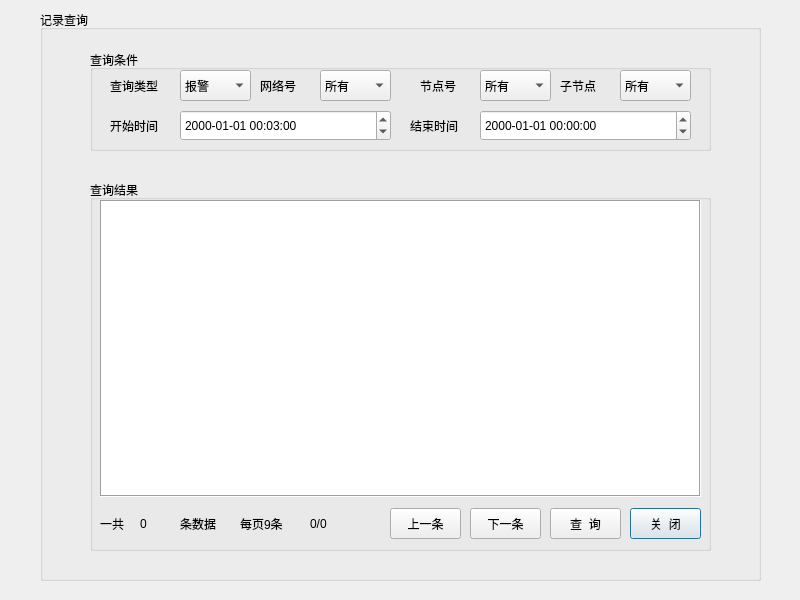
The window that main/ui/query.ui (Blackrose/Tcutest_SerialSystem) describes before a commit, drawn with Qt 5.
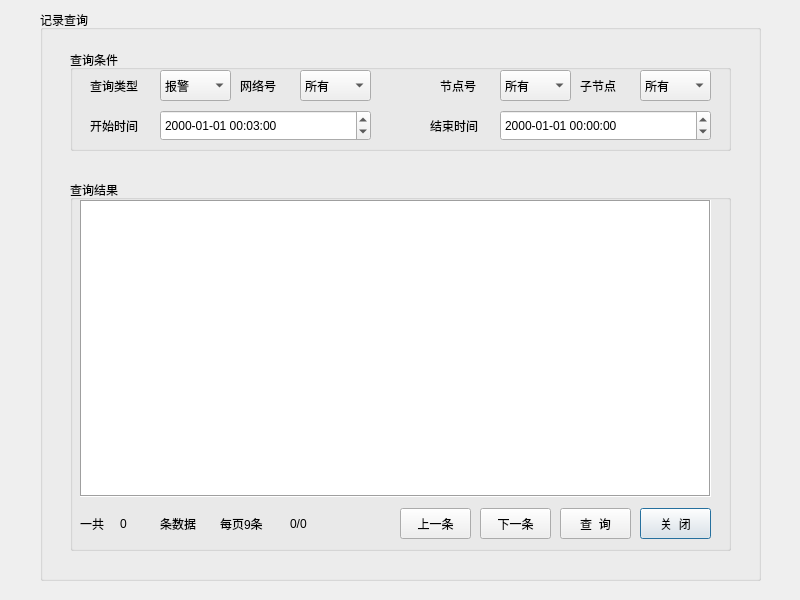
The same window after the commit.

```diff
--- a/main/ui/query.ui
+++ b/main/ui/query.ui
@@ -31,9 +31,9 @@
    <widget class="QGroupBox" name="groupBox">
     <property name="geometry">
      <rect>
-      <x>50</x>
+      <x>30</x>
       <y>40</y>
-      <width>621</width>
+      <width>661</width>
       <height>101</height>
      </rect>
     </property>
@@ -90,7 +90,7 @@
     <widget class="QComboBox" name="cmb_node">
      <property name="geometry">
       <rect>
-       <x>390</x>
+       <x>430</x>
        <y>20</y>
        <width>71</width>
        <height>31</height>
@@ -111,7 +111,7 @@
     <widget class="QLabel" name="label_2">
      <property name="geometry">
       <rect>
-       <x>330</x>
+       <x>370</x>
        <y>20</y>
        <width>51</width>
        <height>31</height>
@@ -124,7 +124,7 @@
     <widget class="QLabel" name="label_3">
      <property name="geometry">
       <rect>
-       <x>470</x>
+       <x>510</x>
        <y>20</y>
        <width>51</width>
        <height>31</height>
@@ -150,7 +150,7 @@
     <widget class="QComboBox" name="cmb_sub_node">
      <property name="geometry">
       <rect>
-       <x>530</x>
+       <x>570</x>
        <y>20</y>
        <width>71</width>
        <height>31</height>
@@ -250,7 +250,7 @@
     <widget class="QDateTimeEdit" name="dte_end">
      <property name="geometry">
       <rect>
-       <x>390</x>
+       <x>430</x>
        <y>60</y>
        <width>211</width>
        <height>31</height>
@@ -269,7 +269,7 @@
     <widget class="QLabel" name="label_7">
      <property name="geometry">
       <rect>
-       <x>320</x>
+       <x>360</x>
        <y>60</y>
        <width>71</width>
        <height>31</height>
@@ -311,9 +311,9 @@
    <widget class="QGroupBox" name="groupBox_2">
     <property name="geometry">
      <rect>
-      <x>50</x>
+      <x>30</x>
       <y>170</y>
-      <width>621</width>
+      <width>661</width>
       <height>371</height>
      </rect>
     </property>
@@ -337,7 +337,7 @@
       <rect>
        <x>10</x>
        <y>20</y>
-       <width>601</width>
+       <width>631</width>
        <height>297</height>
       </rect>
      </property>
@@ -434,7 +434,7 @@
     <widget class="QPushButton" name="btnBefore">
      <property name="geometry">
       <rect>
-       <x>300</x>
+       <x>330</x>
        <y>328</y>
        <width>71</width>
        <height>31</height>
@@ -462,7 +462,7 @@
     <widget class="QPushButton" name="btnNext">
      <property name="geometry">
       <rect>
-       <x>380</x>
+       <x>410</x>
        <y>328</y>
        <width>71</width>
        <height>31</height>
@@ -484,7 +484,7 @@
     <widget class="QPushButton" name="btn_query">
      <property name="geometry">
       <rect>
-       <x>460</x>
+       <x>490</x>
        <y>328</y>
        <width>71</width>
        <height>31</height>
@@ -512,7 +512,7 @@
     <widget class="QPushButton" name="btn_close">
      <property name="geometry">
       <rect>
-       <x>540</x>
+       <x>570</x>
        <y>328</y>
        <width>71</width>
        <height>31</height>
```
Left out of the diff: 2 changed lines with no effect on the pictures.
